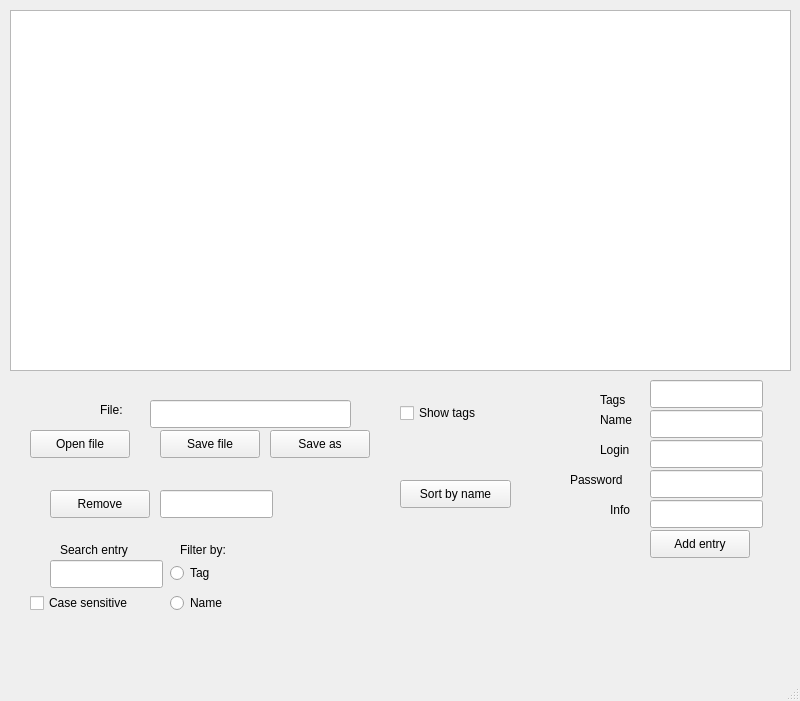
EngineerXL/japm, file japm.ui: the form before one commit.
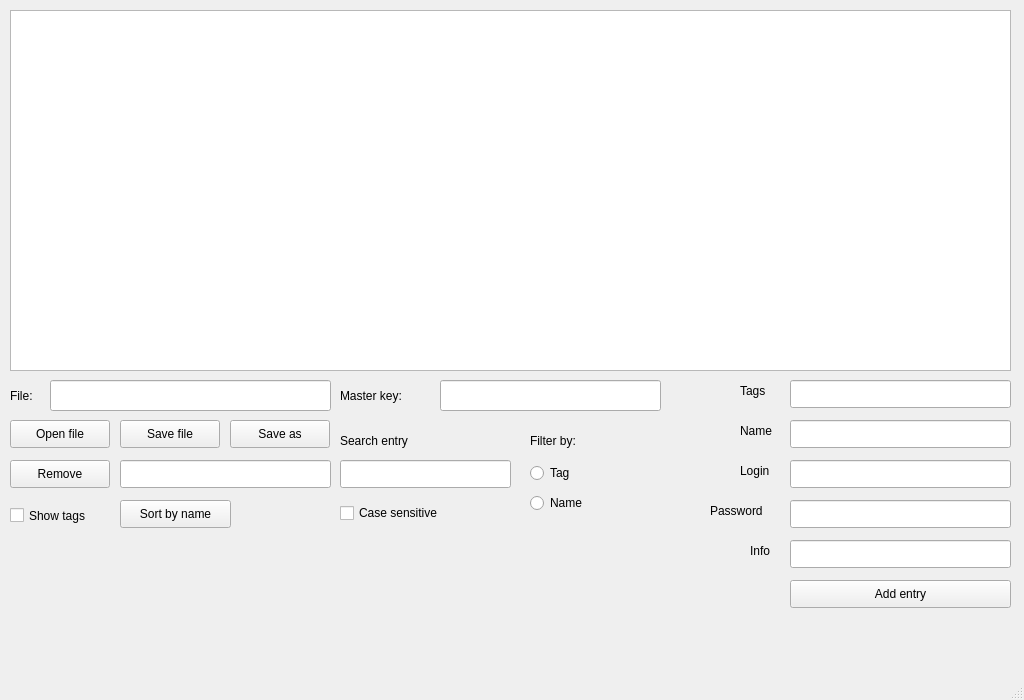
The form after the commit.

What changed in the file:
```diff
--- a/japm.ui
+++ b/japm.ui
@@ -6,10 +6,16 @@
    <rect>
     <x>0</x>
     <y>0</y>
-    <width>800</width>
-    <height>701</height>
+    <width>1024</width>
+    <height>700</height>
    </rect>
   </property>
+  <property name="minimumSize">
+   <size>
+    <width>1024</width>
+    <height>700</height>
+   </size>
+  </property>
   <property name="windowTitle">
    <string>JAPM</string>
   </property>
@@ -17,8 +23,8 @@
    <widget class="QPushButton" name="pushButtonOpenFile">
     <property name="geometry">
      <rect>
-      <x>30</x>
-      <y>430</y>
+      <x>10</x>
+      <y>420</y>
       <width>100</width>
       <height>28</height>
      </rect>
@@ -30,8 +36,8 @@
    <widget class="QPushButton" name="pushButtonSaveFile">
     <property name="geometry">
      <rect>
-      <x>160</x>
-      <y>430</y>
+      <x>120</x>
+      <y>420</y>
       <width>100</width>
       <height>28</height>
      </rect>
@@ -43,10 +49,10 @@
    <widget class="QLabel" name="labelFilename">
     <property name="geometry">
      <rect>
-      <x>100</x>
-      <y>400</y>
+      <x>10</x>
+      <y>380</y>
       <width>41</width>
-      <height>20</height>
+      <height>31</height>
      </rect>
     </property>
     <property name="text">
@@ -56,8 +62,8 @@
    <widget class="QPushButton" name="pushButtonSaveAs">
     <property name="geometry">
      <rect>
-      <x>270</x>
-      <y>430</y>
+      <x>230</x>
+      <y>420</y>
       <width>100</width>
       <height>28</height>
      </rect>
@@ -69,19 +75,19 @@
    <widget class="QLineEdit" name="lineEditFileName">
     <property name="geometry">
      <rect>
-      <x>150</x>
-      <y>400</y>
-      <width>201</width>
-      <height>28</height>
+      <x>50</x>
+      <y>380</y>
+      <width>281</width>
+      <height>31</height>
      </rect>
     </property>
    </widget>
    <widget class="QPushButton" name="pushButtonAddEntry">
     <property name="geometry">
      <rect>
-      <x>650</x>
-      <y>530</y>
-      <width>100</width>
+      <x>790</x>
+      <y>580</y>
+      <width>221</width>
       <height>28</height>
      </rect>
     </property>
@@ -92,9 +98,9 @@
    <widget class="QLineEdit" name="lineEditName">
     <property name="geometry">
      <rect>
-      <x>650</x>
-      <y>410</y>
-      <width>113</width>
+      <x>790</x>
+      <y>420</y>
+      <width>221</width>
       <height>28</height>
      </rect>
     </property>
@@ -102,9 +108,9 @@
    <widget class="QLineEdit" name="lineEditLogin">
     <property name="geometry">
      <rect>
-      <x>650</x>
-      <y>440</y>
-      <width>113</width>
+      <x>790</x>
+      <y>460</y>
+      <width>221</width>
       <height>28</height>
      </rect>
     </property>
@@ -112,9 +118,9 @@
    <widget class="QLineEdit" name="lineEditPassword">
     <property name="geometry">
      <rect>
-      <x>650</x>
-      <y>470</y>
-      <width>113</width>
+      <x>790</x>
+      <y>500</y>
+      <width>221</width>
       <height>28</height>
      </rect>
     </property>
@@ -122,10 +128,10 @@
    <widget class="QLabel" name="labelEntryName">
     <property name="geometry">
      <rect>
-      <x>600</x>
-      <y>410</y>
+      <x>740</x>
+      <y>420</y>
       <width>51</width>
-      <height>20</height>
+      <height>21</height>
      </rect>
     </property>
     <property name="text">
@@ -135,10 +141,10 @@
    <widget class="QLabel" name="labelEntryLogin">
     <property name="geometry">
      <rect>
-      <x>600</x>
-      <y>440</y>
-      <width>41</width>
-      <height>20</height>
+      <x>740</x>
+      <y>460</y>
+      <width>51</width>
+      <height>21</height>
      </rect>
     </property>
     <property name="text">
@@ -148,10 +154,10 @@
    <widget class="QLabel" name="labelEntryPassword">
     <property name="geometry">
      <rect>
-      <x>570</x>
-      <y>470</y>
-      <width>76</width>
-      <height>20</height>
+      <x>710</x>
+      <y>500</y>
+      <width>81</width>
+      <height>21</height>
      </rect>
     </property>
     <property name="text">
@@ -163,7 +169,7 @@
      <rect>
       <x>10</x>
       <y>10</y>
-      <width>781</width>
+      <width>1001</width>
       <height>361</height>
      </rect>
     </property>
@@ -171,9 +177,9 @@
    <widget class="QLineEdit" name="lineEditInfo">
     <property name="geometry">
      <rect>
-      <x>650</x>
-      <y>500</y>
-      <width>113</width>
+      <x>790</x>
+      <y>540</y>
+      <width>221</width>
       <height>28</height>
      </rect>
     </property>
@@ -181,10 +187,10 @@
    <widget class="QLabel" name="labelEntryInfo">
     <property name="geometry">
      <rect>
-      <x>610</x>
-      <y>500</y>
-      <width>31</width>
-      <height>20</height>
+      <x>750</x>
+      <y>540</y>
+      <width>41</width>
+      <height>21</height>
      </rect>
     </property>
     <property name="text">
@@ -194,9 +200,9 @@
    <widget class="QLineEdit" name="lineEditRemoveName">
     <property name="geometry">
      <rect>
-      <x>160</x>
-      <y>490</y>
-      <width>113</width>
+      <x>120</x>
+      <y>460</y>
+      <width>211</width>
       <height>28</height>
      </rect>
     </property>
@@ -204,8 +210,8 @@
    <widget class="QPushButton" name="pushButtonRemove">
     <property name="geometry">
      <rect>
-      <x>50</x>
-      <y>490</y>
+      <x>10</x>
+      <y>460</y>
       <width>100</width>
       <height>28</height>
      </rect>
@@ -217,10 +223,10 @@
    <widget class="QCheckBox" name="checkBoxTags">
     <property name="geometry">
      <rect>
-      <x>400</x>
-      <y>400</y>
+      <x>10</x>
+      <y>500</y>
       <width>103</width>
-      <height>26</height>
+      <height>31</height>
      </rect>
     </property>
     <property name="text">
@@ -230,8 +236,8 @@
    <widget class="QPushButton" name="pushButtonSort">
     <property name="geometry">
      <rect>
-      <x>400</x>
-      <y>480</y>
+      <x>120</x>
+      <y>500</y>
       <width>111</width>
       <height>28</height>
      </rect>
@@ -243,8 +249,8 @@
    <widget class="QRadioButton" name="radioButtonTags">
     <property name="geometry">
      <rect>
-      <x>170</x>
-      <y>560</y>
+      <x>530</x>
+      <y>460</y>
       <width>61</width>
       <height>26</height>
      </rect>
@@ -256,8 +262,8 @@
    <widget class="QRadioButton" name="radioButtonName">
     <property name="geometry">
      <rect>
-      <x>170</x>
-      <y>590</y>
+      <x>530</x>
+      <y>490</y>
       <width>71</width>
       <height>26</height>
      </rect>
@@ -269,10 +275,10 @@
    <widget class="QLabel" name="labelFilterBy">
     <property name="geometry">
      <rect>
-      <x>180</x>
-      <y>540</y>
+      <x>530</x>
+      <y>430</y>
       <width>71</width>
-      <height>20</height>
+      <height>21</height>
      </rect>
     </property>
     <property name="text">
@@ -282,10 +288,10 @@
    <widget class="QLabel" name="labelSearch">
     <property name="geometry">
      <rect>
-      <x>60</x>
-      <y>540</y>
+      <x>340</x>
+      <y>430</y>
       <width>101</width>
-      <height>20</height>
+      <height>21</height>
      </rect>
     </property>
     <property name="text">
@@ -295,9 +301,9 @@
    <widget class="QLineEdit" name="lineEditSearch">
     <property name="geometry">
      <rect>
-      <x>50</x>
-      <y>560</y>
-      <width>113</width>
+      <x>340</x>
+      <y>460</y>
+      <width>171</width>
       <height>28</height>
      </rect>
     </property>
@@ -305,10 +311,10 @@
    <widget class="QLabel" name="labelEntryTags">
     <property name="geometry">
      <rect>
-      <x>600</x>
-      <y>390</y>
-      <width>41</width>
-      <height>20</height>
+      <x>740</x>
+      <y>380</y>
+      <width>51</width>
+      <height>21</height>
      </rect>
     </property>
     <property name="text">
@@ -318,9 +324,9 @@
    <widget class="QLineEdit" name="lineEditTags">
     <property name="geometry">
      <rect>
-      <x>650</x>
+      <x>790</x>
       <y>380</y>
-      <width>113</width>
+      <width>221</width>
       <height>28</height>
      </rect>
     </property>
@@ -328,8 +334,8 @@
    <widget class="QCheckBox" name="checkBoxCaseSensitive">
     <property name="geometry">
      <rect>
-      <x>30</x>
-      <y>590</y>
+      <x>340</x>
+      <y>500</y>
       <width>131</width>
       <height>26</height>
      </rect>
@@ -338,6 +344,29 @@
      <string>Case sensitive</string>
     </property>
    </widget>
+   <widget class="QLineEdit" name="lineEditMasterKey">
+    <property name="geometry">
+     <rect>
+      <x>440</x>
+      <y>380</y>
+      <width>221</width>
+      <height>31</height>
+     </rect>
+    </property>
+   </widget>
+   <widget class="QLabel" name="labelFilterMasterKey">
+    <property name="geometry">
+     <rect>
+      <x>340</x>
+      <y>380</y>
+      <width>101</width>
+      <height>31</height>
+     </rect>
+    </property>
+    <property name="text">
+     <string>Master key:</string>
+    </property>
+   </widget>
   </widget>
   <widget class="QMenuBar" name="menubar">
    <property name="geometry">
```
Left out of the diff: 2 changed lines with no effect on the pictures.
